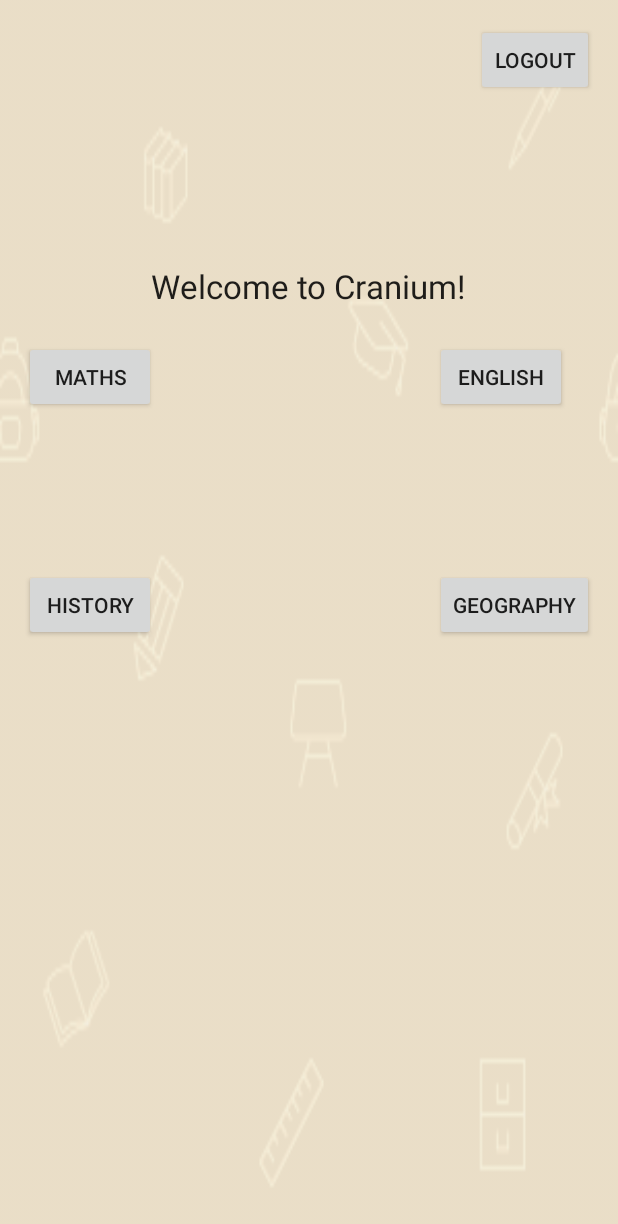
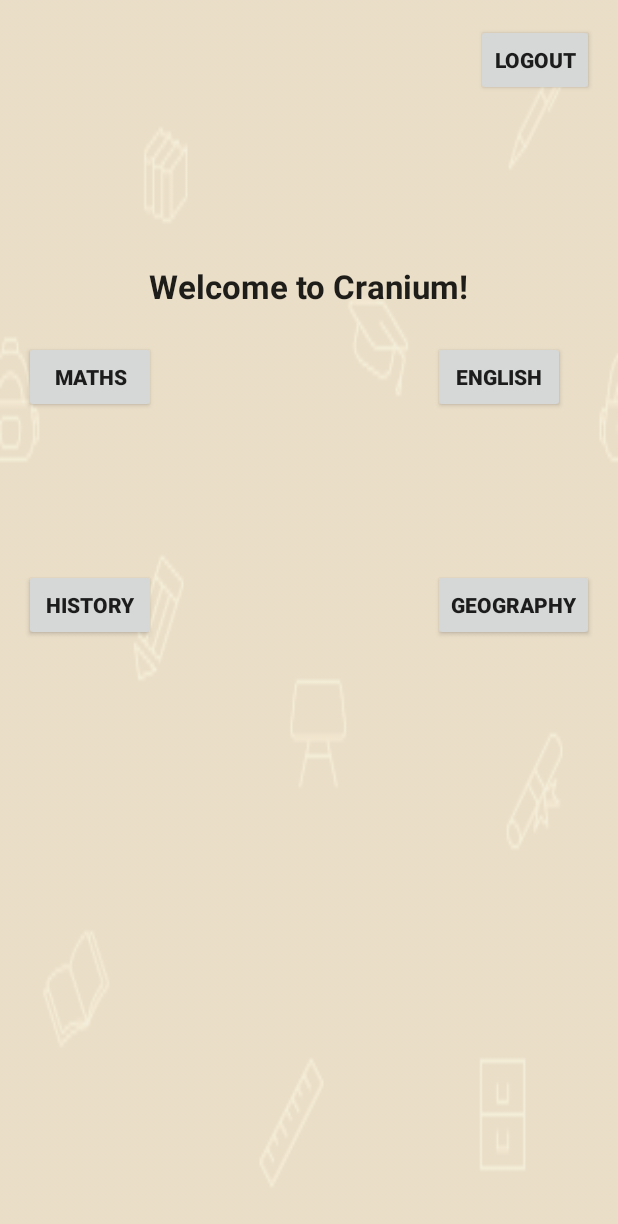
Before and after one commit to IanArb/CraniumApp, an Android app: the MainActivity screen opened directly, with no data from a screen before it, on a phone screen of 412 x 824 dp. Shown: the top 1224 px of the screen. Run offline under Robolectric (Android 15) with nearby library versions, the phone set to English and light mode, and no system bars; libraries missing offline, so code that uses them is left out: com.facebook.stetho; 3 statements that could not run were skipped.

Commit message:
Updates:
- Cleaning interface

```diff
--- a/app/src/main/java/com/cranium/ianarbuckle/craniumapp/History.java
+++ b/app/src/main/java/com/cranium/ianarbuckle/craniumapp/History.java
@@ -108,7 +108,7 @@ public class History extends ActionBarActivity implements ConnectionCallbacks, O
                 this.startActivity(b);
                 break;
 
-        }
+            }
 
         }
 
--- a/app/src/main/java/com/cranium/ianarbuckle/craniumapp/LoginActivity.java
+++ b/app/src/main/java/com/cranium/ianarbuckle/craniumapp/LoginActivity.java
@@ -246,6 +246,9 @@ public class LoginActivity extends Activity implements OnClickListener, Connecti
 
         // Update the UI after signin
         updateUI(true);
+
+        //Remove keyboard
+
     }
 
     @Override
--- a/app/src/main/res/layout/activity_main.xml
+++ b/app/src/main/res/layout/activity_main.xml
@@ -22,7 +22,8 @@
             android:id="@+id/mathsBtn"
             android:layout_row="0"
             android:layout_column="0"
-            android:onClick="OnClickTabs" />
+            android:onClick="OnClickTabs"
+            android:textStyle="bold" />
 
         <Button
             android:layout_width="wrap_content"
@@ -31,7 +32,8 @@
             android:id="@+id/engBtn"
             android:layout_row="0"
             android:layout_column="11"
-            android:onClick="OnClickTabs" />
+            android:onClick="OnClickTabs"
+            android:textStyle="bold" />
 
         <Button
             android:layout_width="wrap_content"
@@ -40,7 +42,8 @@
             android:id="@+id/hisBtn"
             android:layout_row="3"
             android:layout_column="0"
-            android:onClick="OnClickTabs" />
+            android:onClick="OnClickTabs"
+            android:textStyle="bold" />
 
         <Button
             android:layout_width="wrap_content"
@@ -49,7 +52,8 @@
             android:id="@+id/geoBtn"
             android:layout_row="3"
             android:layout_column="11"
-            android:onClick="OnClickTabs" />
+            android:onClick="OnClickTabs"
+            android:textStyle="bold" />
     </GridLayout>
 
 
@@ -62,7 +66,8 @@
         android:layout_alignParentTop="true"
         android:layout_alignParentRight="true"
         android:layout_alignParentEnd="true"
-        android:onClick="OnClick" />
+        android:onClick="OnClick"
+        android:textStyle="bold" />
 
     <LinearLayout
         android:id="@+id/llProfile"
@@ -105,5 +110,6 @@
         android:text="@string/welcome_text"
         android:id="@+id/textView"
         android:layout_below="@+id/llProfile"
-        android:layout_centerHorizontal="true" />
+        android:layout_centerHorizontal="true"
+        android:textStyle="bold" />
 </RelativeLayout>
```
Also changed, not shown: app/src/main/res/drawable-hdpi/ic_launcher.png, app/src/main/res/drawable-mdpi/ic_launcher.png, app/src/main/res/drawable-xhdpi/ic_launcher.png, app/src/main/res/drawable-xxhdpi/ic_launcher.png, app/src/main/res/drawable-xxxhdpi/ic_launcher.png.
